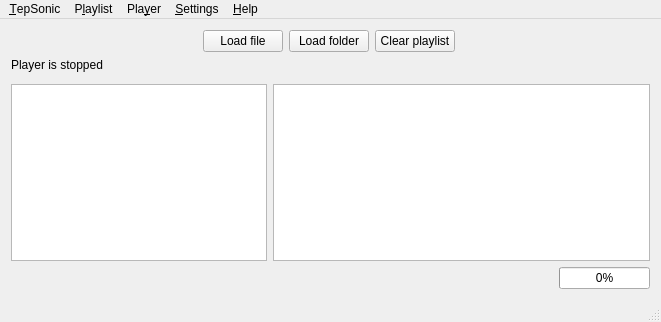
Above: mainwindow.ui from danvratil/TepSonic before the change. Below: the same form after it.
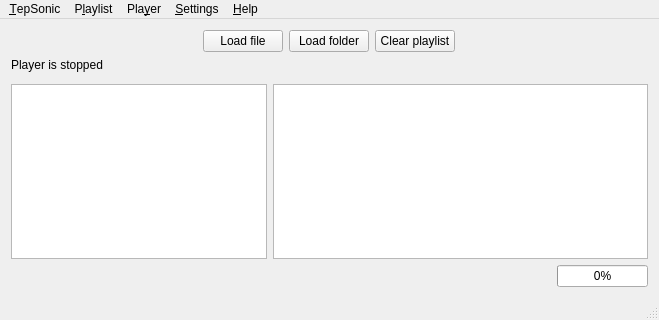
That is the form after the change. Icons and pictures are not drawn. Custom widgets are drawn as their Qt base class.

```diff
--- a/mainwindow.ui
+++ b/mainwindow.ui
@@ -6,8 +6,8 @@
    <rect>
     <x>0</x>
     <y>0</y>
-    <width>661</width>
-    <height>322</height>
+    <width>659</width>
+    <height>320</height>
    </rect>
   </property>
   <property name="sizePolicy">
@@ -323,7 +323,7 @@
     <rect>
      <x>0</x>
      <y>0</y>
-     <width>661</width>
+     <width>659</width>
      <height>20</height>
     </rect>
    </property>
```
Left out of the diff: 42 changed lines with no effect on the pictures.
